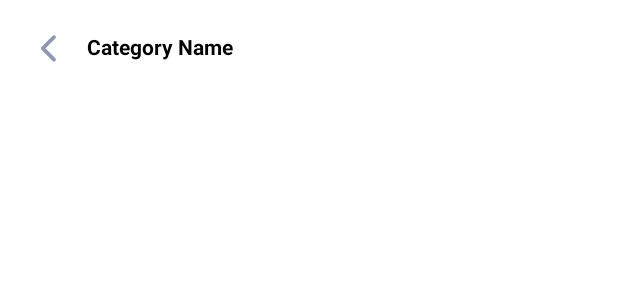
After one commit to IT21168390/E-commerce_Customers_Android_App-EAD_Assessment, an Android app: the layout item_category.xml on its own in the app's theme, with its tools: preview values and no code run, on a phone screen of 412 x 824 dp. The commit adds this screen. Shown: the top 300 px of the screen. Run offline under Robolectric (Android 15) with nearby library versions, the phone set to English and light mode, and no system bars.

Commit message:
Added Fragment for category selection

```diff
--- /dev/null
+++ b/app/src/main/res/layout/item_category.xml
@@ -0,0 +1,28 @@
+<?xml version="1.0" encoding="utf-8"?>
+<LinearLayout xmlns:android="http://schemas.android.com/apk/res/android"
+    android:layout_width="match_parent"
+    android:layout_height="wrap_content"
+    android:orientation="horizontal"
+    android:gravity="center_vertical"
+    android:padding="16dp">
+
+    <!-- Category Icon -->
+    <ImageView
+        android:id="@+id/category_icon"
+        android:layout_width="30dp"
+        android:layout_height="30dp"
+        android:contentDescription="Description"
+        android:layout_marginEnd="12dp"
+        android:src="@drawable/ic_back_arrow" />
+
+    <!-- Category Text -->
+    <TextView
+        android:id="@+id/category_name"
+        android:layout_width="wrap_content"
+        android:layout_height="wrap_content"
+        android:text="Category Name"
+        android:textSize="14sp"
+        android:textColor="@color/black"
+        android:textStyle="bold" />
+
+</LinearLayout>
--- a/app/src/main/res/values/strings.xml
+++ b/app/src/main/res/values/strings.xml
@@ -37,6 +37,7 @@
     <string name="hello_blank_fragment">Hello blank fragment</string>
     <string name="checkout_btn">Proceed to Checkout</string>
     <string name="cart_title">My Cart</string>
+    <string name="category_icon_desc">Category Icon</string>
     <string-array name="categories_array">
         <item>All</item>
         <item>Electronics</item>
```
Also changed, not shown: app/src/main/java/com/example/e_commercecustomers_ead/adapters/CategoryAdapter.java (added, +59 -0 lines), app/src/main/java/com/example/e_commercecustomers_ead/fragments/CategoryFragment.java (added, +54 -0 lines), app/src/main/java/com/example/e_commercecustomers_ead/fragments/ProductsFragment.java (+26 -0 lines), app/src/main/java/com/example/e_commercecustomers_ead/models/Category.java (added, +20 -0 lines), app/src/main/res/drawable/woman_bag_icon.xml (added, +15 -0 lines), app/src/main/res/drawable/woman_shoes_icon.xml (added, +13 -0 lines), app/src/main/res/layout/fragment_category.xml (added, +34 -0 lines), app/src/main/res/layout/fragment_products.xml (+48 -18 lines).
